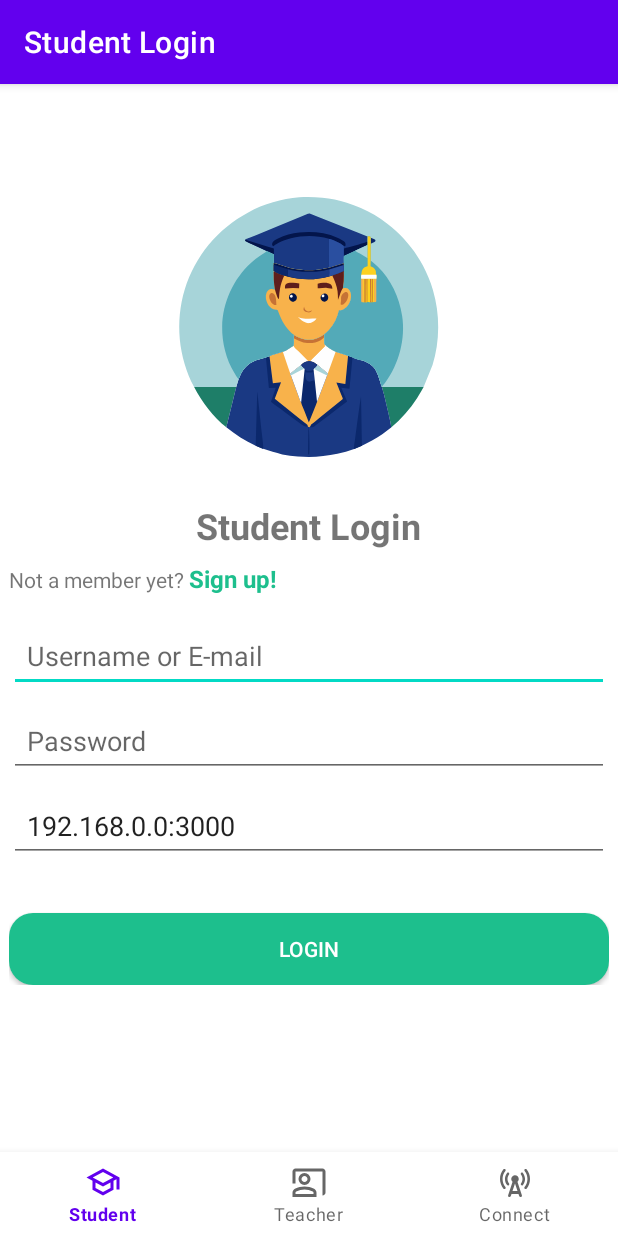
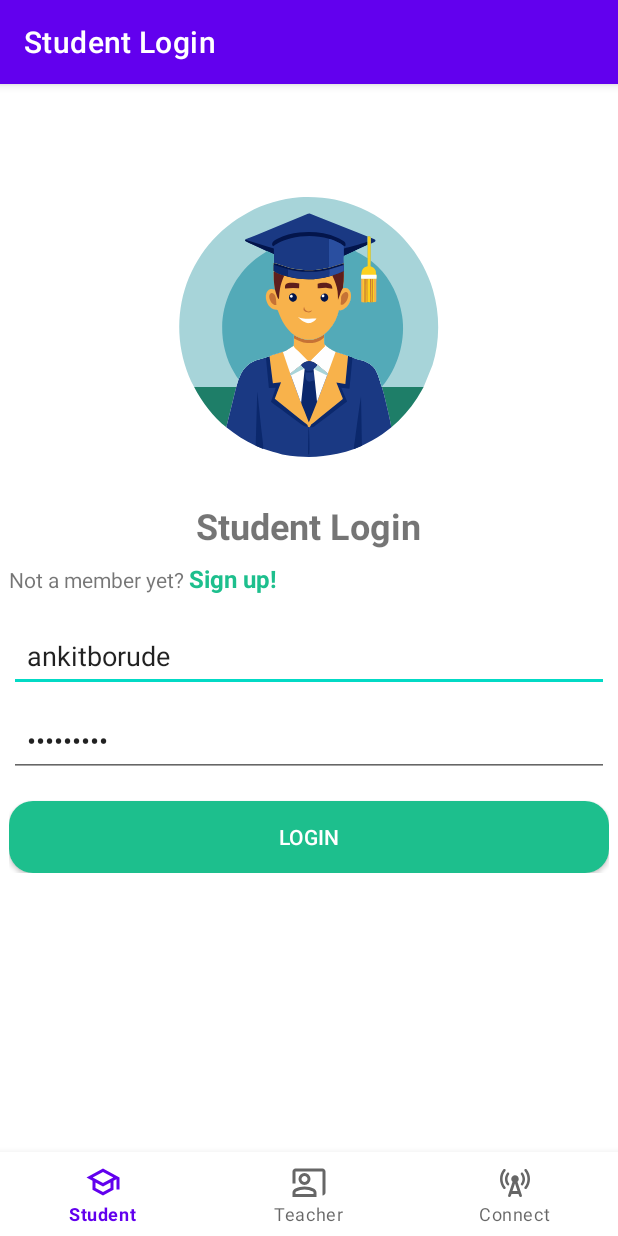
Before and after one commit to AnkitBorude/Abacus-exam-Android-app-frontend, an Android app: the screen it shows after launch (MainActivity), on a phone screen of 412 x 824 dp. Run offline under Robolectric (Android 15) with nearby library versions, the phone set to English and light mode, and no system bars; our stand-ins replace navigation-ui.

Commit message:
Some connection working

```diff
--- a/app/src/main/java/com/example/abacusapplication/ui/connect/ConnectionFragment.java
+++ b/app/src/main/java/com/example/abacusapplication/ui/connect/ConnectionFragment.java
@@ -39,6 +39,7 @@ public class ConnectionFragment extends Fragment {
         if(RetrofitClient.getInstance()!=null)
         {
             btn.setBackgroundResource(R.drawable.roundbutton_green);
+            btn.setText("RE-CONNECT");
         }
         btn.setOnClickListener(view1->{
         progressIndicator.show();
--- a/app/src/main/java/com/example/abacusapplication/ui/home/HomeFragment.java
+++ b/app/src/main/java/com/example/abacusapplication/ui/home/HomeFragment.java
@@ -37,15 +37,13 @@ public class HomeFragment extends Fragment {
                              ViewGroup container, Bundle savedInstanceState) {
         View view = inflater.inflate(R.layout.fragment_home, container, false);
         Button loginbutton =view.findViewById(R.id.loginbutton);
-        EditText ip=view.findViewById(R.id.serverip);
         EditText username=view.findViewById(R.id.studentusername);
         EditText password=view.findViewById(R.id.studentpassword);
-        ip.setText("192.168.0.0:3000");
         CircularProgressIndicator progressIndicator = view.findViewById(R.id.progress_circular);
-
+        username.setText("ankitborude");
+        password.setText("ankit@123");
         loginbutton.setOnClickListener(v->{
             progressIndicator.show();
-            String ipText = ip.getText().toString();
             String usernameText = username.getText().toString();
             String passwordText = password.getText().toString();
 
@@ -64,7 +62,7 @@ public class HomeFragment extends Fragment {
                     if (response.isSuccessful()) {
                         LoginResponse response1 = response.body();
                         progressIndicator.setVisibility(View.GONE);
-                        Toast.makeText(getContext(),"Login Successfull",Toast.LENGTH_LONG).show();
+                        Toast.makeText(getContext(),"Login Successfull",Toast.LENGTH_SHORT).show();
                     } else {
                         ApiError error = client.convertError(response.errorBody());
                         progressIndicator.hide();
@@ -77,10 +75,6 @@ public class HomeFragment extends Fragment {
                     Toast.makeText(getContext(),t.getMessage(),Toast.LENGTH_LONG).show();
                 }
             });
-            // Combine the text into a single string
-            String combinedText = "IP: " + ipText + ", Username: " + usernameText + ", Password: " + passwordText;
-
-            Toast.makeText(requireContext(), combinedText , Toast.LENGTH_SHORT).show();
         });
         return view;
     }
--- a/app/src/main/res/layout/fragment_home.xml
+++ b/app/src/main/res/layout/fragment_home.xml
@@ -71,16 +71,6 @@
             android:hint="Password"
             android:inputType="textPassword"
             android:padding="12dp" />
-        <EditText
-            android:layout_width="match_parent"
-            android:layout_height="wrap_content"
-            android:layout_marginTop="8dp"
-            android:id="@+id/serverip"
-            android:layout_marginBottom="18dp"
-            android:hint="Server IP"
-            android:inputType="text"
-            android:padding="12dp" />
-
         <com.google.android.material.progressindicator.CircularProgressIndicator
             android:layout_width="wrap_content"
             android:layout_height="wrap_content"
```
Also changed, not shown: app/src/main/res/layout/fragment_dashboard.xml (+0 -8 lines).
